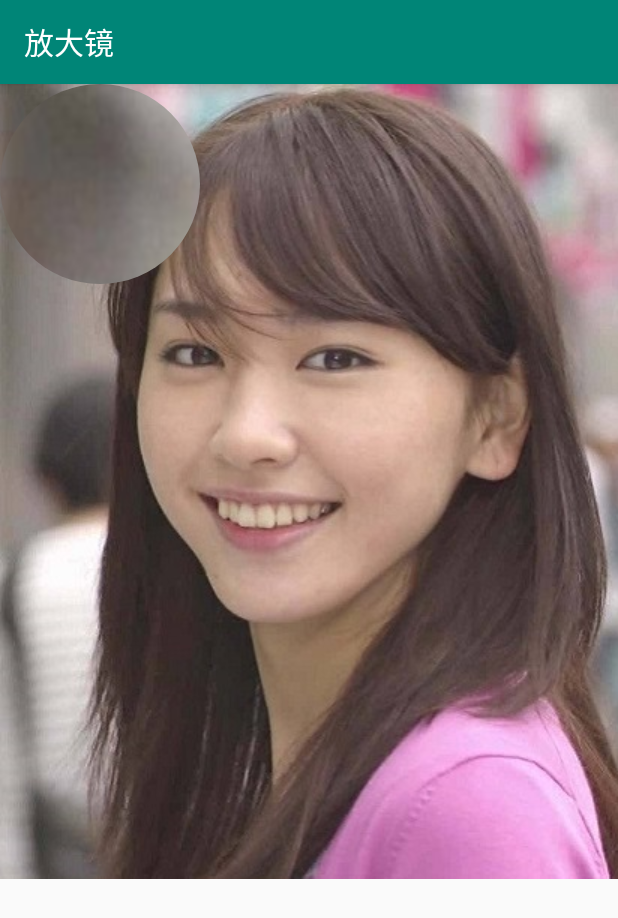
After one commit to xingfengwxx/MyWidget, an Android app: the ZoomImageActivity screen opened directly, with no data from a screen before it, on a phone screen of 412 x 824 dp. The commit adds this screen. Shown: the top 918 px of the screen. Run offline under Robolectric (Android 15) with nearby library versions, the phone set to English and light mode, and no system bars.

Commit message:
添加放大镜效果

```diff
--- a/app/src/main/java/com/wangxingxing/widget/MainActivity.java
+++ b/app/src/main/java/com/wangxingxing/widget/MainActivity.java
@@ -12,6 +12,7 @@ import androidx.recyclerview.widget.RecyclerView;
 import com.wangxingxing.widget.lsn2.WaterfallFlowLayoutActivity;
 import com.wangxingxing.widget.lsn3.MarqueeActivity;
 import com.wangxingxing.widget.lsn3.RadarScanActivity;
+import com.wangxingxing.widget.lsn3.ZoomImageActivity;
 
 import java.util.ArrayList;
 import java.util.List;
@@ -46,6 +47,7 @@ public class MainActivity extends AppCompatActivity implements TitleAdapter.ILis
         titles.add("瀑布流式布局");
         titles.add("文字跑马灯");
         titles.add("雷达扫描");
+        titles.add("放大镜");
         return titles;
     }
 
@@ -57,6 +59,8 @@ public class MainActivity extends AppCompatActivity implements TitleAdapter.ILis
             startActivity(new Intent(MainActivity.this, MarqueeActivity.class));
         } else if ("雷达扫描".equals(title)) {
             startActivity(new Intent(MainActivity.this, RadarScanActivity.class));
+        } else if ("放大镜".equals(title)) {
+            startActivity(new Intent(MainActivity.this, ZoomImageActivity.class));
         }
     }
 }
--- /dev/null
+++ b/app/src/main/java/com/wangxingxing/widget/lsn3/ZoomImageActivity.java
@@ -0,0 +1,18 @@
+package com.wangxingxing.widget.lsn3;
+
+import androidx.appcompat.app.AppCompatActivity;
+
+import android.os.Bundle;
+
+import com.wangxingxing.widget.R;
+
+public class ZoomImageActivity extends AppCompatActivity {
+
+    @Override
+    protected void onCreate(Bundle savedInstanceState) {
+        super.onCreate(savedInstanceState);
+        setContentView(R.layout.activity_zoom_image);
+
+
+    }
+}
--- /dev/null
+++ b/app/src/main/java/com/wangxingxing/widget/lsn3/ZoomImageView.java
@@ -0,0 +1,101 @@
+package com.wangxingxing.widget.lsn3;
+
+import android.content.Context;
+import android.graphics.Bitmap;
+import android.graphics.BitmapFactory;
+import android.graphics.BitmapShader;
+import android.graphics.Canvas;
+import android.graphics.Matrix;
+import android.graphics.Shader;
+import android.graphics.drawable.ShapeDrawable;
+import android.graphics.drawable.shapes.OvalShape;
+import android.util.AttributeSet;
+import android.view.MotionEvent;
+import android.view.View;
+
+import androidx.annotation.Nullable;
+
+import com.wangxingxing.widget.R;
+
+/**
+ * 放大镜
+ */
+public class ZoomImageView extends View {
+
+    //放大倍数
+    public static final int FACTOR = 2;
+    //放大镜的半径
+    public static final int RADIUS = 100;
+    //原图
+    private Bitmap mBitmap;
+    //放大后的图
+    private Bitmap mBitmapScale;
+    // 制作的圆形的图片（放大的局部），盖在Canvas上面
+    private ShapeDrawable mShapeDrawable;
+
+    private Matrix mMatrix;
+
+    public ZoomImageView(Context context) {
+        super(context);
+        init();
+    }
+
+    public ZoomImageView(Context context, @Nullable AttributeSet attrs) {
+        super(context, attrs);
+        init();
+    }
+
+    public ZoomImageView(Context context, @Nullable AttributeSet attrs, int defStyleAttr) {
+        super(context, attrs, defStyleAttr);
+        init();
+    }
+
+    public ZoomImageView(Context context, @Nullable AttributeSet attrs, int defStyleAttr, int defStyleRes) {
+        super(context, attrs, defStyleAttr, defStyleRes);
+        init();
+    }
+
+    private void init() {
+        mBitmap = BitmapFactory.decodeResource(getResources(), R.drawable.xyjy3);
+        mBitmapScale = mBitmap;
+        //放大后的整个图片
+        mBitmapScale = Bitmap.createScaledBitmap(mBitmapScale, mBitmapScale.getWidth() * FACTOR,
+                mBitmapScale.getHeight() * FACTOR, true);
+        BitmapShader bitmapShader = new BitmapShader(mBitmapScale, Shader.TileMode.CLAMP,
+                Shader.TileMode.CLAMP);
+
+        mShapeDrawable = new ShapeDrawable(new OvalShape());
+        mShapeDrawable.getPaint().setShader(bitmapShader);
+
+        //切出矩形区域，用来画圆（内切圆）
+        mShapeDrawable.setBounds(0, 0, RADIUS * 2, RADIUS * 2);
+
+        mMatrix = new Matrix();
+    }
+
+    @Override
+    protected void onDraw(Canvas canvas) {
+        super.onDraw(canvas);
+
+        //1.画原图
+        canvas.drawBitmap(mBitmap, 0, 0, null);
+
+        //2.画放大镜的图
+        mShapeDrawable.draw(canvas);
+    }
+
+    @Override
+    public boolean onTouchEvent(MotionEvent event) {
+        int x = (int) event.getX();
+        int y = (int) event.getY();
+
+        //将放大的图往相反的方向挪动
+        mMatrix.setTranslate(RADIUS - x * FACTOR, RADIUS - y * FACTOR);
+        mShapeDrawable.getPaint().getShader().setLocalMatrix(mMatrix);
+        //切出手势区域点位置的圆
+        mShapeDrawable.setBounds(x - RADIUS, y - RADIUS, x + RADIUS, y + RADIUS);
+        invalidate();
+
+        return true;
+    }
+}
--- /dev/null
+++ b/app/src/main/res/layout/activity_zoom_image.xml
@@ -0,0 +1,12 @@
+<?xml version="1.0" encoding="utf-8"?>
+<LinearLayout xmlns:android="http://schemas.android.com/apk/res/android"
+    xmlns:app="http://schemas.android.com/apk/res-auto"
+    xmlns:tools="http://schemas.android.com/tools"
+    android:layout_width="match_parent"
+    android:layout_height="match_parent"
+    tools:context=".lsn3.ZoomImageActivity">
+
+    <com.wangxingxing.widget.lsn3.ZoomImageView
+        android:layout_width="match_parent"
+        android:layout_height="match_parent"/>
+</LinearLayout>
--- a/app/src/main/res/values/strings.xml
+++ b/app/src/main/res/values/strings.xml
@@ -4,4 +4,5 @@
     <string name="title_waterfall_flow_layout">瀑布流布局</string>
     <string name="title_text_marquee">文字跑马灯效果</string>
     <string name="title_radar_scan">雷达扫描</string>
+    <string name="title_zoom">放大镜</string>
 </resources>
```
Also changed, not shown: app/src/main/AndroidManifest.xml (+5 -2 lines), app/src/main/res/drawable/xyjy3.jpg (added).
